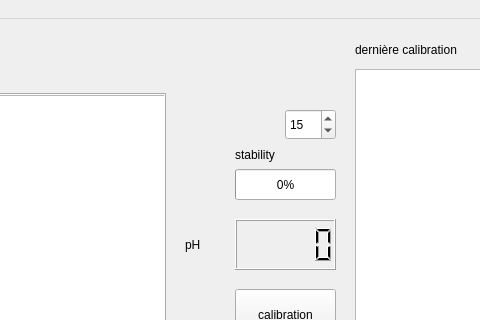
Above: ui_files/panneau_de_controle.ui from laurentsiou1/dommino-app before the change; both pictures show x 355 to 835 and y 0 to 320 of the 1055 by 834 pixel window. Below: the same form after it.
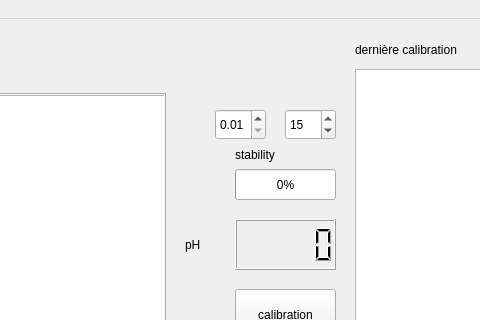
That is the form after the change.

```diff
--- a/ui_files/panneau_de_controle.ui
+++ b/ui_files/panneau_de_controle.ui
@@ -658,6 +658,25 @@
      <string>change Direction</string>
     </property>
    </widget>
+   <widget class="QDoubleSpinBox" name="stab_step">
+    <property name="geometry">
+     <rect>
+      <x>570</x>
+      <y>90</y>
+      <width>51</width>
+      <height>31</height>
+     </rect>
+    </property>
+    <property name="minimum">
+     <double>0.010000000000000</double>
+    </property>
+    <property name="maximum">
+     <double>0.300000000000000</double>
+    </property>
+    <property name="singleStep">
+     <double>0.010000000000000</double>
+    </property>
+   </widget>
   </widget>
   <widget class="QMenuBar" name="menubar">
    <property name="geometry">
```
